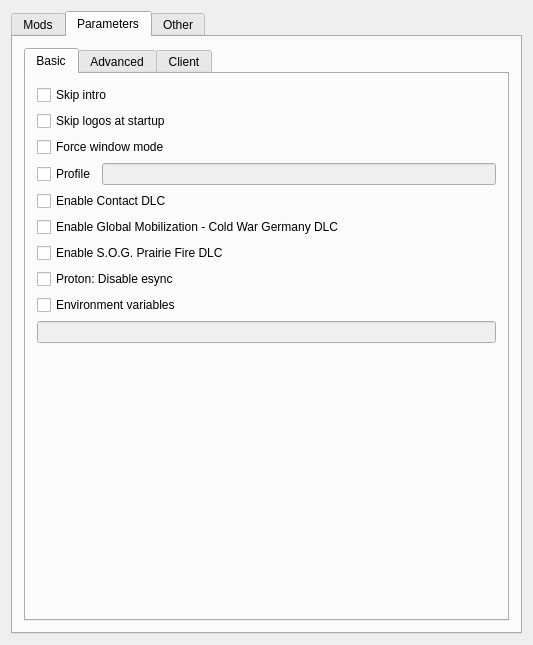
Qt form src/arma3-unix-launcher/mainwindow.ui (muttleyxd/arma3-unix-launcher) before a commit.
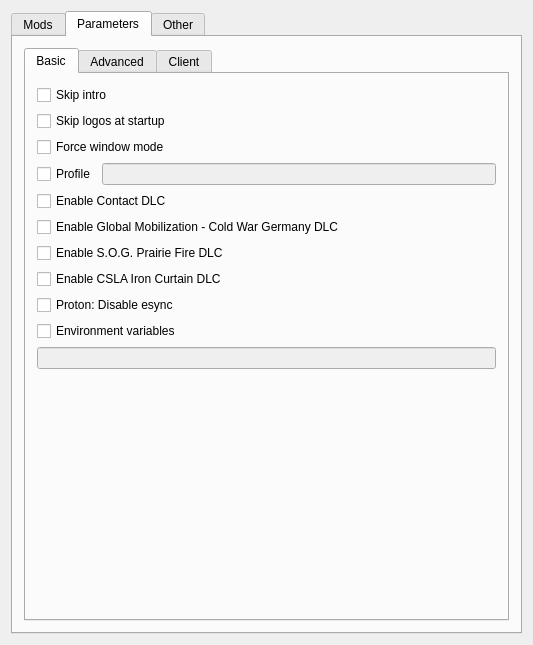
The same form after that commit. The open tabs and pages were chosen to show the change. Icons and pictures are not drawn. Custom widgets are drawn as their Qt base class.

Commit message: Add CSLA DLC to Parameters

What changed in the file:
```diff
--- a/src/arma3-unix-launcher/mainwindow.ui
+++ b/src/arma3-unix-launcher/mainwindow.ui
@@ -249,6 +249,13 @@
                   </property>
                  </widget>
                 </item>
+                <item>
+                 <widget class="QCheckBox" name="checkbox_dlc_csla">
+                  <property name="text">
+                   <string>Enable CSLA Iron Curtain DLC</string>
+                  </property>
+                 </widget>
+                </item>
                 <item>
                  <widget class="QCheckBox" name="checkbox_disable_esync">
                   <property name="text">
```
The commit also changes 3 other files.
